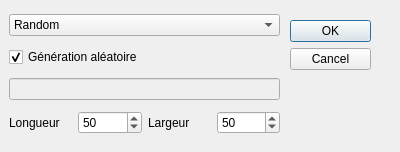
The window that WorldXGen/nouveaumondedialog.ui (NicolasEtGuillaume/WorldXGen) describes before a commit, drawn with Qt 5.
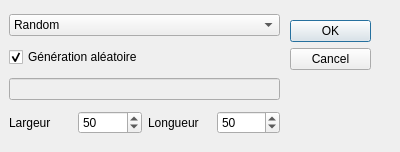
The same window after the commit.

The edit to the form file:
```diff
--- a/WorldXGen/nouveaumondedialog.ui
+++ b/WorldXGen/nouveaumondedialog.ui
@@ -81,7 +81,7 @@
       <item>
        <widget class="QLabel" name="label">
         <property name="text">
-         <string>Longueur</string>
+         <string>Largeur</string>
         </property>
        </widget>
       </item>
@@ -98,7 +98,7 @@
       <item>
        <widget class="QLabel" name="label_2">
         <property name="text">
-         <string>Largeur</string>
+         <string>Longueur</string>
         </property>
        </widget>
       </item>
```
